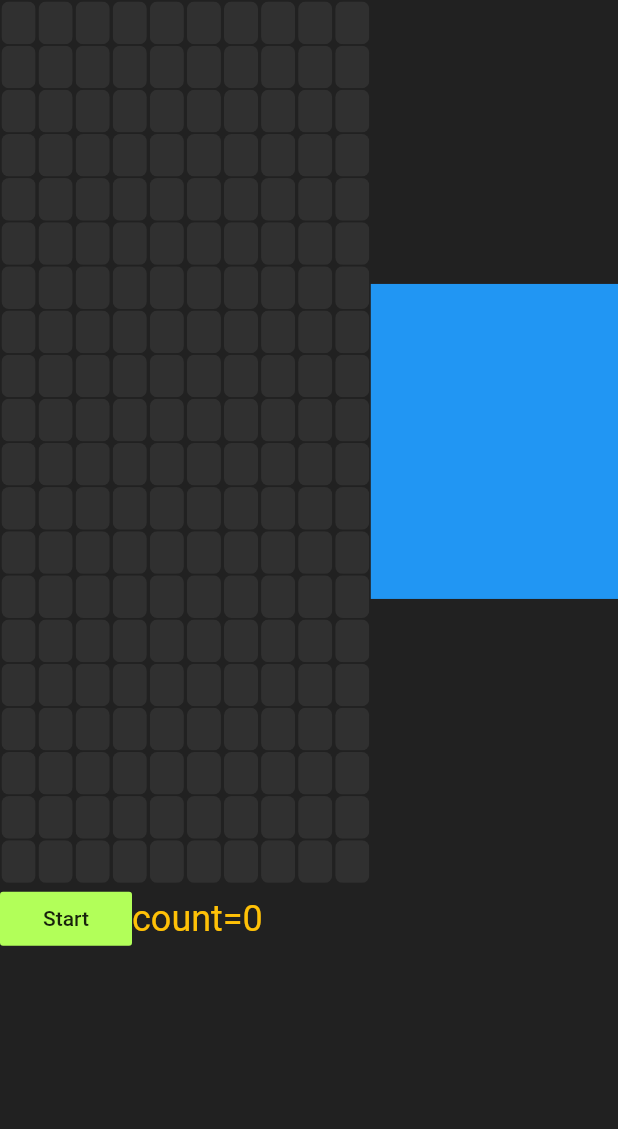
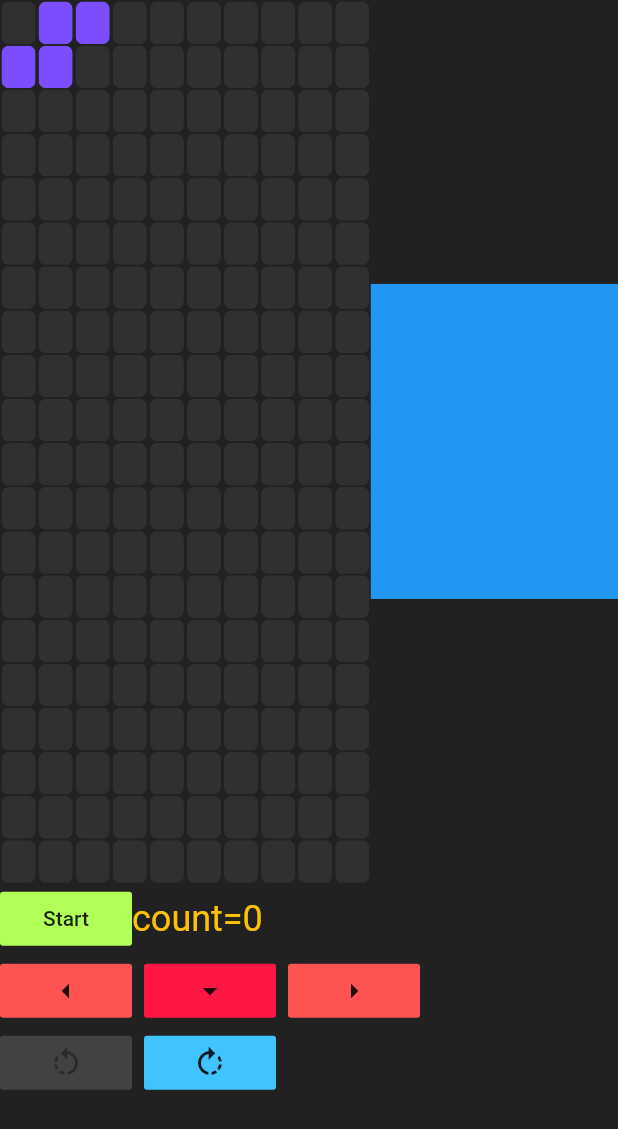
Before and after one commit to beerline/flutter_tetris, a Flutter app: the screen it shows after launch, after a tap on "Start", on a phone screen of 412 x 824 dp. Shown: the top 1129 px of the screen. Run offline on Flutter 3.47's test engine with Material 2 defaults, Android fonts, the phone set to English and light mode, and no system bars; our stand-ins replace get_it.

Commit message:
- detecting collisions - moveUp and moveDown - changer shape rotation depends on play field xSize - add playingShape to Game

```diff
--- a/lib/game/game.dart
+++ b/lib/game/game.dart
@@ -1,6 +1,8 @@
 import 'package:fluttertetris/game/level.dart';
 import 'package:fluttertetris/game/play_field.dart';
 import 'package:fluttertetris/game/scores.dart';
+import 'package:fluttertetris/game/shapes/s_shape.dart';
+import 'package:fluttertetris/game/shapes/shape.dart';
 import 'package:fluttertetris/game/speed.dart';
 
 abstract class GameAbstract {
@@ -8,12 +10,13 @@ abstract class GameAbstract {
   LevelAbstract level;
   final SpeedAbstract speed;
   final ScoreAbstract score;
+  ShapeAbstract playingShape;
 
   GameAbstract(this.playField, this.level, this.speed, this.score);
 
   step();
-  gameOver();
-  _detectCollision();
+  _gameOver();
+  _createShape();
 }
 
 class Game extends GameAbstract {
@@ -24,45 +27,45 @@ class Game extends GameAbstract {
     ScoreAbstract score,
   ) : super(playField, level, speed, score);
 
-  @override
-  _detectCollision() {
-    // TODO: implement _detectCollisions
-    return null;
-  }
 
 
 
   @override
   step() {
     // TODO: implement step
-    // if playing shape exist // in game
-      // move down
-      // if detectCollision // in shapes
-        // if detectBurningLines // in play_field
-          // removeLinesFromStack // in play_field
-          // addNewEmptyLinesOnTop // ??
-        // else
-          // mergeShapeToStack // in play_field
-    // else
-      // if create shape
-        // if detectCollision // in shapes
-          // if detectBurningLines // in play_field
-            // removeLinesFromStack // in play_field
-            // addNewEmptyLinesOnTop // ??
-          // else
-            // mergeShapeToStack // in play_field
-        // else
-          // moveDown // in shapes
-      // else
-        // gameOver // game
+    if (playingShape == null) { // in game
+      _createShape();
+      _collisionHandle();
+    } else {
+      playingShape.moveDown(playField);
+      _collisionHandle();
+    }
+    // if game over
+      // gameOver // game
+  }
 
+  _collisionHandle(){
+    if (playingShape.detectStackCollision(playField)) {
+      // if detectBurningLines // in play_field
+      // removeLinesFromStack // in play_field
+      // addNewEmptyLinesOnTop // ??
+      playField.mergeShapeToStack(playingShape.blocks);
+      playingShape = null;
+    }
   }
 
   @override
-  gameOver() {
+  _gameOver() {
     // TODO: implement gameOver
     return null;
   }
 
+  @override
+  _createShape() {
+    // TODO randomize shape creating
+    // TODO position in center
+    playingShape = SShape();
+  }
+
 
 }
--- a/lib/game/play_field.dart
+++ b/lib/game/play_field.dart
@@ -5,11 +5,11 @@ abstract class PlayFieldAbstract {
   final int xSize;
   final int ySize;
   final Color colorBackGroundBlock;
-  Map<int, Block> blocks;
+  Map<int, Block> blocks = {};
 
   PlayFieldAbstract(this.xSize, this.ySize, this.colorBackGroundBlock);
 
-  mergeShapeToStack(List<Block> blocks);
+  mergeShapeToStack(List<BlockAbstract> blocks);
   removeLinesFromStack();
   bool detectBurningLines();
 
--- a/lib/game/ui_elements/game_field.dart
+++ b/lib/game/ui_elements/game_field.dart
@@ -1,31 +1,38 @@
 import 'package:flutter/material.dart';
-import 'package:fluttertetris/game/play_field.dart';
+import 'package:fluttertetris/game/game.dart';
 import 'package:fluttertetris/game/ui_elements/brick.dart';
 import 'package:fluttertetris/game/ui_elements/bricks_row.dart';
 
 class GameField extends StatelessWidget {
-  PlayFieldAbstract playField;
+  GameAbstract game;
 
-  GameField(this.playField) : super();
+  GameField(this.game) : super();
 
   @override
   Widget build(BuildContext context) {
+    if (game is GameAbstract) {
       Widget buildBoard() {
         List<Widget> rows = [];
-      int orderNumber = 0;
-      for (int i = 0; i < playField.ySize; i++) {
+        int cellOrderNumber = 0;
+        for (int i = 0; i < game.playField.ySize; i++) {
           List<Brick> bricks = [];
-        for (int j = 0; j < playField.xSize; j++) {
-          orderNumber++;
+          for (int j = 0; j < game.playField.xSize; j++) {
+            cellOrderNumber++;
             Color color;
-          if (playField.blocks != null &&
-              playField.blocks.containsKey(orderNumber)) {
-            color = playField.blocks[orderNumber].color;
+            if (game.playField.blocks != null &&
+                game.playField.blocks.containsKey(cellOrderNumber)) {
+              color = game.playField.blocks[cellOrderNumber].color;
+            } else if (game.playingShape != null &&
+                game.playingShape.blocks.firstWhere((b) {
+                      return b.coordinate == cellOrderNumber;
+                    }, orElse: () => null) !=
+                    null) {
+              color = game.playingShape.blocks[0].color;
             } else {
-            color = playField.colorBackGroundBlock;
+              color = game.playField.colorBackGroundBlock;
             }
 
-          Brick brick = Brick(color: color);
+            Brick brick = Brick(color: color,);
             bricks.add(brick);
           }
           BricksRow row = BricksRow(bricks);
@@ -39,5 +46,8 @@ class GameField extends StatelessWidget {
 
       var newWidget = buildBoard();
       return newWidget;
+    } else {
+      return SizedBox();
     }
   }
+}
--- a/lib/main.dart
+++ b/lib/main.dart
@@ -39,7 +39,7 @@ class MainWidget extends StatefulWidget {
 class _MainWidgetState extends State<MainWidget> {
   GameAbstract game;
   static const double cellPadding = 1;
-  int count =0;
+  int count = 0;
 
   @override
   void initState() {
@@ -48,15 +48,46 @@ class _MainWidgetState extends State<MainWidget> {
   }
 
   void _startGame() {
-    Timer.periodic(Duration(milliseconds: 800), (Timer t) {
     setState(() {
-//        count += 1;
       game.step();
     });
+
+//    Timer.periodic(Duration(milliseconds: 800), (Timer t) {
+//      setState(() {
+////        count += 1;
+//        game.step();
+//      });
+//    });
+  }
+
+  _transformClockwise() {
+    setState(() {
+      game.playingShape.clockwise(game.playField);
     });
   }
 
-  _updateGame() {}
+  _transformContrClockwise() {
+    setState(() {
+    });
+  }
+
+  _moveLeft() {
+    setState(() {
+      game.playingShape.moveLeft(game.playField);
+    });
+  }
+
+  _moveRight() {
+    setState(() {
+      game.playingShape.moveRight(game.playField);
+    });
+  }
+
+  _moveDown() {
+    setState(() {
+      game.playingShape.moveDown(game.playField);
+    });
+  }
 
   @override
   Widget build(BuildContext context) {
@@ -69,7 +100,7 @@ class _MainWidgetState extends State<MainWidget> {
                 flex: 5,
                 child: Row(
                   children: <Widget>[
-                    Flexible(flex: 3, child: GameField(game.playField)),
+                    Flexible(flex: 3, child: GameField(game)),
                     Flexible(
                       flex: 2,
                       child: Container(
@@ -82,14 +113,58 @@ class _MainWidgetState extends State<MainWidget> {
               ),
               Flexible(
                 flex: 2,
-                child: Row(
+                child: Column(
+                  children: <Widget>[
+                    Row(
                       children: <Widget>[
                         FlatButton(
                           onPressed: _startGame,
                           child: Text('Start'),
                           color: Colors.lightGreenAccent,
                         ),
-                    Text('count=$count',style: TextStyle(color: Colors.amber, fontSize: 24)),
+                        Text('count=$count',
+                            style:
+                                TextStyle(color: Colors.amber, fontSize: 24)),
+                      ],
+                    ),
+                    Row(
+                      children: [
+                        FlatButton(
+                          onPressed: _moveLeft,
+                          child: Icon(Icons.arrow_left),
+                          color: Colors.redAccent,
+                        ),
+                        SizedBox(width: 8),
+                        FlatButton(
+                          onPressed: _moveDown,
+                          child: Icon(Icons.arrow_drop_down),
+                          color: Colors.redAccent[400],
+                        ),
+                        SizedBox(width: 8),
+                        FlatButton(
+                          onPressed: _moveRight,
+                          child: Icon(Icons.arrow_right),
+                          color: Colors.redAccent,
+                        ),
+                      ],
+                    ),
+                    Row(
+                      children: [
+                        FlatButton(
+                          onPressed: null,
+                          child: Icon(Icons.rotate_left),
+                          color: Colors.lightBlueAccent,
+                          disabledColor: Colors.grey[800],
+                        ),
+                        SizedBox(width: 8),
+                        FlatButton(
+                          onPressed: _transformClockwise,
+                          child: Icon(Icons.rotate_right),
+                          color: Colors.lightBlueAccent,
+                        ),
+
+                      ],
+                    ),
                   ],
                 ),
               ),
```
Also changed, not shown: lib/game/shapes/s_shape.dart (+18 -32 lines), lib/game/shapes/shape.dart (+80 -5 lines). Lines whose indentation alone changed are shown as unchanged.
